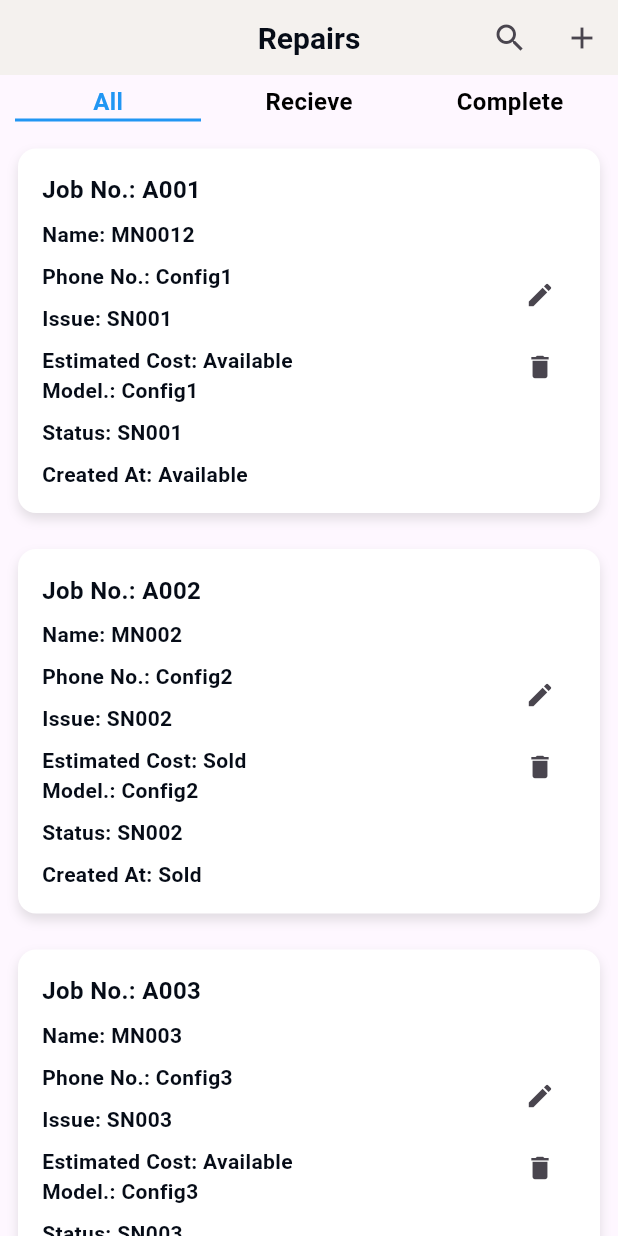
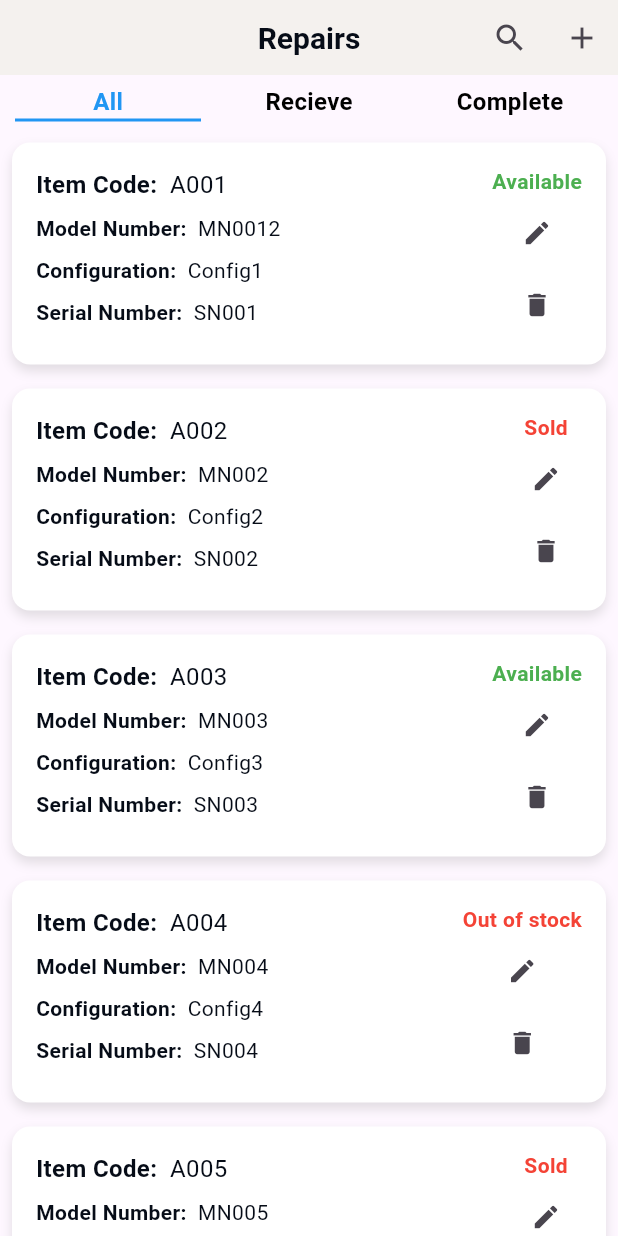
Before and after one commit to Vyzion-Innovation/Inventory-Flutter-MobileApp, a Flutter app: the RepairScreen screen opened directly, on a phone screen of 412 x 824 dp. Run offline on Flutter 3.47's test engine with Material 3 defaults, Android fonts, the light colour scheme and no system bars; our stand-ins replace get, progress_dialog_null_safe, shared_preferences; accounts and stored records are empty.

Commit message:
some functionality check

```diff
--- a/lib/Inventory/Controller/inventory_controller.dart
+++ b/lib/Inventory/Controller/inventory_controller.dart
@@ -8,7 +8,7 @@ class InventoriesController extends GetxController {
   var selectedButton = 'All'.obs;
   var isSearching = false.obs;
   TextEditingController searchController = TextEditingController();
-   var inventoryList = [  {
+   var inventoryList = <Map<String, String>> [  {
         'itemCode': 'A001',
         'ModelNumber': 'MN0012',
         'configuration': 'Config1',
@@ -75,11 +75,19 @@ class InventoriesController extends GetxController {
     Get.to(() => InventoryFormScreen());
   }
 
-  void editItem() {
-    // Placeholder for editing item logic
+ void editItem(int index, String newItemCode) {
+    if (index >= 0 && index < inventoryList.length) {
+      // Create a new list with the updated item
+      var updatedList = List<Map<String, String>>.from(inventoryList);
+      updatedList[index]['itemCode'] = newItemCode; // Update the item code
+      inventoryList.assignAll(updatedList); // Assign the new list to the observable list
+    }
   }
 
-  void deleteItem() {
-    // Placeholder for deleting item logic
+  void deleteItem(int index) {
+    if (index >= 0 && index < inventoryList.length) {
+      inventoryList.removeAt(index); // Remove the item at the specified index
+    }
   }
+
 }
--- a/lib/Inventory/view/inventory_screen.dart
+++ b/lib/Inventory/view/inventory_screen.dart
@@ -65,13 +65,13 @@ class InventoriesScreen extends StatelessWidget {
         itemCount: controller.inventoryList.length,
         itemBuilder: (context, index) {
           final profile = controller.inventoryList[index];
-          return inventoryItemCard(profile);
+          return inventoryItemCard(profile, index);
         },
       );
     });
   }
 
-  Widget inventoryItemCard(dynamic profile) {
+  Widget inventoryItemCard(Map<String, String> profile, int index) {
   return Padding(
     padding: const EdgeInsets.all(8.0),
     child: CommonCard(
@@ -164,20 +164,24 @@ class InventoriesScreen extends StatelessWidget {
                 ),
                 IconButton(
                   icon: const Icon(Icons.edit, size: 20),
-          onPressed: controller.editItem,
+                  onPressed: () {
+                    // Call editItem with the index and a new item code (for example purposes)
+                    controller.editItem(index, 'A0001'); // Replace 'NewItemCode' with actual input
+                  },
                   padding: const EdgeInsets.symmetric(vertical: 8.0),
                 ),
                 IconButton(
                   icon: const Icon(Icons.delete, size: 20),
-          onPressed: controller.deleteItem,
+                  onPressed: () {
+                    // Call deleteItem with the index
+                    controller.deleteItem(index);
+                  },
                   padding: const EdgeInsets.symmetric(vertical: 8.0),
                 ),
               ],
             ),
           ],
-)
-
-
+        ),
       ],
     ),
   );
--- a/lib/Repair/View/repair_screen.dart
+++ b/lib/Repair/View/repair_screen.dart
@@ -66,15 +66,15 @@ class RepairScreen extends StatelessWidget {
         itemCount: controller.repairList.length,
         itemBuilder: (context, index) {
           final profile = controller.repairList[index];
-          return inventoryItemCard(profile);
+          return inventoryItemCard(profile, index);
         },
       );
     });
   }
 
-  Widget inventoryItemCard(dynamic profile) {
+ Widget inventoryItemCard(Map<String, String> profile, int index) {
   return Padding(
-    padding: const EdgeInsets.all(12.0),
+    padding: const EdgeInsets.all(8.0),
     child: CommonCard(
       padding: const EdgeInsets.all(16),
       onTap: () {
@@ -89,28 +89,66 @@ class RepairScreen extends StatelessWidget {
               child: Column(
                 crossAxisAlignment: CrossAxisAlignment.start,
                 children: [
-                  AppText('Job No.: ${profile['itemCode'] ?? ""}',
-                      fontWeight: FontWeight.bold, fontSize: 16),
+                  Row(
+                    children: [
+                      AppText(
+                        'Item Code:  ',
+                        fontWeight: FontWeight.bold,
+                        fontSize: 16,
+                      ),
+                      AppText(
+                        '${profile['itemCode'] ?? ""}',
+                        fontWeight: FontWeight.normal,
+                        fontSize: 16,
+                      ),
+                    ],
+                  ),
                   const SizedBox(height: 8),
-                  AppText('Name: ${profile['ModelNumber'] ?? ""}',
-                      fontWeight: FontWeight.bold, fontSize: 14),
+                  Row(
+                    children: [
+                      AppText(
+                        'Model Number:  ',
+                        fontWeight: FontWeight.bold,
+                        fontSize: 14,
+                      ),
+                      AppText(
+                        '${profile['ModelNumber'] ?? ""}',
+                        fontWeight: FontWeight.normal,
+                        fontSize: 14,
+                      ),
+                    ],
+                  ),
                   const SizedBox(height: 8),
-                  AppText('Phone No.: ${profile['configuration'] ?? ""}',
-                      fontWeight: FontWeight.bold, fontSize: 14),
+                  Row(
+                    children: [
+                      AppText(
+                        'Configuration:  ',
+                        fontWeight: FontWeight.bold,
+                        fontSize: 14,
+                      ),
+                      AppText(
+                        '${profile['configuration'] ?? ""}',
+                        fontWeight: FontWeight.normal,
+                        fontSize: 14,
+                      ),
+                    ],
+                  ),
                   const SizedBox(height: 8),
-                  AppText('Issue: ${profile['serialNumber'] ?? ""}',
-                      fontWeight: FontWeight.bold, fontSize: 14),
+                  Row(
+                    children: [
+                      AppText(
+                        'Serial Number:  ',
+                        fontWeight: FontWeight.bold,
+                        fontSize: 14,
+                      ),
+                      AppText(
+                        '${profile['serialNumber'] ?? ""}',
+                        fontWeight: FontWeight.normal,
+                        fontSize: 14,
+                      ),
+                    ],
+                  ),
                   const SizedBox(height: 8),
-                  AppText('Estimated Cost: ${profile['status'] ?? ""}',
-                      fontWeight: FontWeight.bold, fontSize: 14),
-                       AppText('Model.: ${profile['configuration'] ?? ""}',
-                      fontWeight: FontWeight.bold, fontSize: 14),
-                  const SizedBox(height: 8),
-                  AppText('Status: ${profile['serialNumber'] ?? ""}',
-                      fontWeight: FontWeight.bold, fontSize: 14),
-                  const SizedBox(height: 8),
-                  AppText('Created At: ${profile['status'] ?? ""}',
-                      fontWeight: FontWeight.bold, fontSize: 14),
                 ],
               ),
             ),
@@ -119,14 +157,25 @@ class RepairScreen extends StatelessWidget {
             Column(
               mainAxisAlignment: MainAxisAlignment.center,
               children: [
+                AppText(
+                  '${profile['status'] ?? ""}',
+                  fontWeight: FontWeight.bold,
+                  fontSize: 14,
+                  color: profile['status'] == 'Available' ? Colors.green : Colors.red,
+                ),
                 IconButton(
                   icon: const Icon(Icons.edit, size: 20),
-                  onPressed: controller.editItem,
+                  onPressed: () {
+
+                  },
                   padding: const EdgeInsets.symmetric(vertical: 8.0),
                 ),
                 IconButton(
                   icon: const Icon(Icons.delete, size: 20),
-                  onPressed: controller.deleteItem,
+                  onPressed: () {
+                    // Call deleteItem with the index
+
+                  },
                   padding: const EdgeInsets.symmetric(vertical: 8.0),
                 ),
               ],
```
Lines whose indentation alone changed are shown as unchanged.
